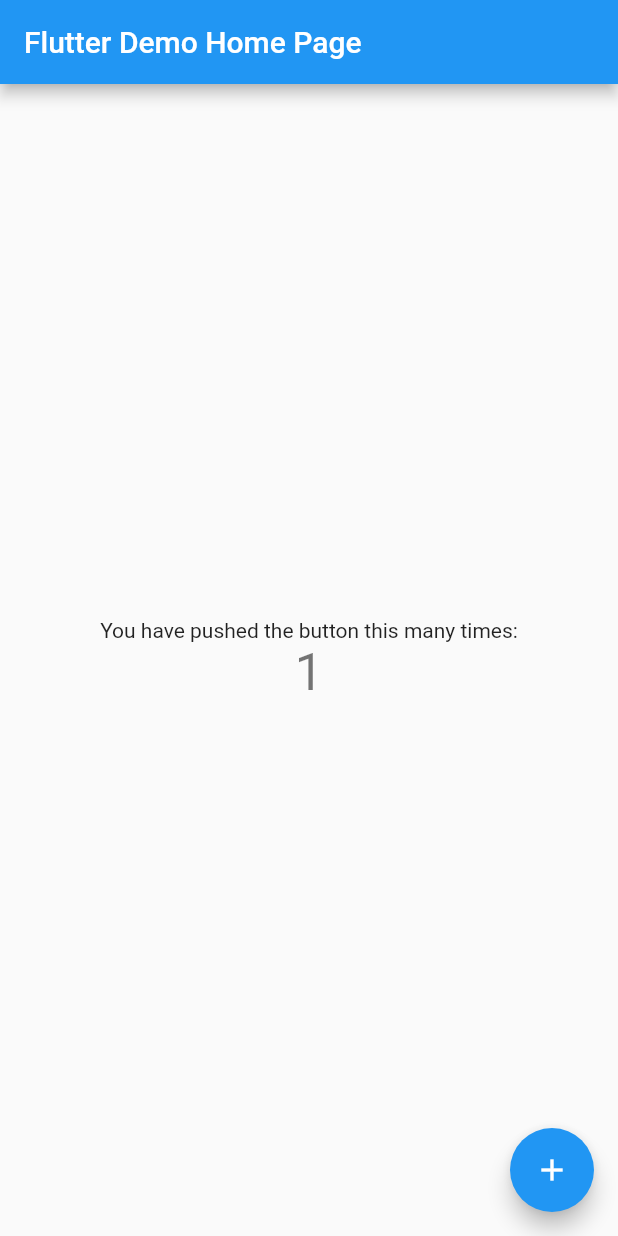
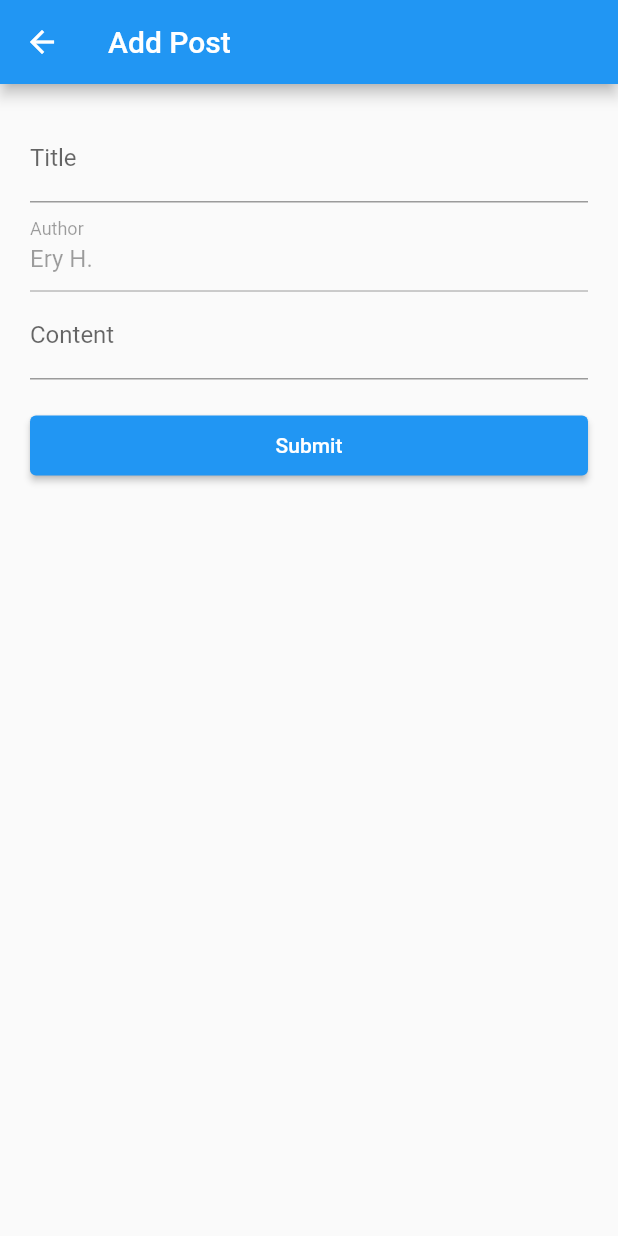
Before and after one commit to eryhrnt/hive_lesson, a Flutter app: the screen it shows after launch, after a tap on the "add" icon, on a phone screen of 412 x 824 dp. Run offline on Flutter 3.47's test engine with Material 2 defaults, Android fonts, the phone set to English and light mode, and no system bars; our stand-ins replace hive, hive_flutter; accounts and stored records are empty.

Commit message:
first dev commit

```diff
--- a/lib/main.dart
+++ b/lib/main.dart
@@ -1,6 +1,14 @@
 import 'package:flutter/material.dart';
+import 'package:hive_flutter/hive_flutter.dart';
+import 'package:path_provider/path_provider.dart' as path;
+import 'package:hive_lesson/model/post.dart';
+import 'package:hive_lesson/screen/post_list_screen.dart';
 
-void main() {
+void main() async {
+  WidgetsFlutterBinding.ensureInitialized();
+  final dir = await path.getApplicationDocumentsDirectory();
+  Hive.init(dir.path);
+  Hive.registerAdapter(PostAdapter());
   runApp(const MyApp());
 }
 
@@ -24,7 +32,7 @@
         // is not restarted.
         primarySwatch: Colors.blue,
       ),
-      home: const MyHomePage(title: 'Flutter Demo Home Page'),
+      home: const PostListScreen(),
     );
   }
 }
--- /dev/null
+++ b/lib/model/constant.dart
@@ -0,0 +1,5 @@
+/// Type Id
+const postTypeId = 1;
+
+/// Box name
+const postBox = 'posts';
--- /dev/null
+++ b/lib/model/post.dart
@@ -0,0 +1,25 @@
+import 'package:hive_flutter/hive_flutter.dart';
+import 'package:hive_lesson/model/constant.dart';
+
+part 'post.g.dart';
+
+@HiveType(typeId: postTypeId)
+class Post extends HiveObject {
+  final int id;
+
+  @HiveField(0)
+  final String title;
+
+  @HiveField(1)
+  final String author;
+
+  @HiveField(2)
+  final String content;
+
+  Post(
+    this.title,
+    this.author,
+    this.content, {
+    this.id = 0,
+  });
+}
--- /dev/null
+++ b/lib/screen/post_add_screen.dart
@@ -0,0 +1,117 @@
+import 'package:flutter/material.dart';
+import 'package:hive_flutter/hive_flutter.dart';
+import 'package:hive_lesson/model/constant.dart' as constant;
+import 'package:hive_lesson/model/post.dart';
+
+class PostAddScreen extends StatefulWidget {
+  const PostAddScreen({Key? key}) : super(key: key);
+
+  @override
+  State<PostAddScreen> createState() => _PostAddScreenState();
+}
+
+class _PostAddScreenState extends State<PostAddScreen> {
+  final _title = TextEditingController();
+  final _author = TextEditingController(text: 'Ery H.');
+  final _content = TextEditingController();
+  final _formKey = GlobalKey<FormState>();
+
+  @override
+  Widget build(BuildContext context) {
+    return Scaffold(
+      appBar: AppBar(
+        title: const Text('Add Post'),
+      ),
+      body: Container(
+        padding: const EdgeInsets.all(20),
+        child: Form(
+          key: _formKey,
+          child: SingleChildScrollView(
+            child: Column(
+              crossAxisAlignment: CrossAxisAlignment.stretch,
+              children: [
+                TextFormField(
+                  controller: _title,
+                  decoration: const InputDecoration(
+                    labelText: 'Title',
+                    hintText: 'Type your title here',
+                  ),
+                  validator: (v) {
+                    if (v == null || v.isEmpty) {
+                      return 'Title required';
+                    }
+                    return null;
+                  },
+                  onSaved: (v) {},
+                ),
+                TextFormField(
+                  enabled: false,
+                  controller: _author,
+                  decoration: const InputDecoration(
+                    labelText: 'Author',
+                    hintText: 'Type your title here',
+                  ),
+                ),
+                TextFormField(
+                  controller: _content,
+                  decoration: const InputDecoration(
+                    labelText: 'Content',
+                    hintText: 'Type your content here',
+                  ),
+                  validator: (v) {
+                    if (v == null || v.isEmpty) {
+                      return 'Title required';
+                    }
+                    return null;
+                  },
+                ),
+                const SizedBox(height: 20),
+                ElevatedButton(
+                  style: ElevatedButton.styleFrom(
+                    fixedSize: const Size(100, 40),
+                  ),
+                  onPressed: () async {
+                    if (_formKey.currentState!.validate()) {
+                      late Box<Post> openBox;
+
+                      final isOpen = Hive.isBoxOpen(constant.postBox);
+
+                      if (isOpen) {
+                        openBox = Hive.box(constant.postBox);
+                      } else {
+                        openBox = await Hive.openBox(constant.postBox);
+                      }
+
+                      final post = Post(
+                        _title.text,
+                        _author.text,
+                        _content.text,
+                      );
+                      openBox.add(post).then(
+                        (id) {
+                          ScaffoldMessenger.of(context).showSnackBar(
+                            SnackBar(
+                              content: Text('Post created with id $id'),
+                            ),
+                          );
+                          Navigator.pop(context);
+                        },
+                      ).onError((error, stackTrace) {
+                        ScaffoldMessenger.of(context).showSnackBar(
+                          SnackBar(
+                            content: Text(error.toString()),
+                          ),
+                        );
+                      });
+                    }
+                  },
+                  child: const Text('Submit'),
+                ),
+              ],
+            ),
+          ),
+        ),
+      ),
+    );
+  }
+}
--- /dev/null
+++ b/lib/screen/post_list_screen.dart
@@ -0,0 +1,151 @@
+import 'package:flutter/material.dart';
+import 'package:hive/hive.dart';
+import 'package:hive_lesson/model/constant.dart' as c;
+import 'package:hive_lesson/model/post.dart';
+import 'package:hive_lesson/screen/post_add_screen.dart';
+import 'package:hive_lesson/screen/post_detail_screen.dart';
+
+class PostListScreen extends StatefulWidget {
+  const PostListScreen({Key? key}) : super(key: key);
+
+  @override
+  State<PostListScreen> createState() => _PostListScreenState();
+}
+
+class _PostListScreenState extends State<PostListScreen> {
+  final List<Post> _posts = [];
+
+  @override
+  void initState() {
+    super.initState();
+    Hive.openBox<Post>(c.postBox).then((box) {
+      _posts.addAll(box.values.map((e) {
+        final newPost = Post(
+          e.title,
+          e.author,
+          e.content,
+          id: e.key,
+        );
+        return newPost;
+      }).toList());
+    });
+  }
+
+  @override
+  void dispose() {
+    Hive.close();
+    super.dispose();
+  }
+
+  @override
+  Widget build(BuildContext context) {
+    return Scaffold(
+      appBar: AppBar(
+        title: const Text('Post List'),
+      ),
+      floatingActionButton: FloatingActionButton(
+        onPressed: () {
+          Navigator.of(context)
+              .push(
+            MaterialPageRoute(
+              builder: (_) => const PostAddScreen(),
+            ),
+          )
+              .then((value) async {
+            // await Hive.close();
+            late Box<Post> box;
+            if (Hive.isBoxOpen(c.postBox)) {
+              box = Hive.box(c.postBox);
+            } else {
+              box = await Hive.openBox(c.postBox);
+            }
+
+            _posts
+              ..clear()
+              ..addAll(box.values.map((e) {
+                final newPost = Post(
+                  e.title,
+                  e.author,
+                  e.content,
+                  id: e.key,
+                );
+                return newPost;
+              }).toList());
+            setState(() {});
+          });
+        },
+        child: const Icon(Icons.add),
+      ),
+      body: ListView.separated(
+        itemBuilder: (context, i) => ListTile(
+          title: Text('${_posts[i].title} (${_posts[i].id})'),
+          subtitle: Text(_posts[i].author),
+          onTap: () => Navigator.push(
+            context,
+            MaterialPageRoute(
+              builder: (_) => PostDetailScreen(
+                post: _posts[i],
+              ),
+            ),
+          ),
+          trailing: IconButton(
+            icon: Icon(Icons.delete),
+            onPressed: () async {
+              await showDialog<bool?>(
+                context: context,
+                builder: (_) => AlertDialog(
+                  title: Text('Delete ${_posts[i].title} ?'),
+                  content: Text(
+                    'Are you sure want to delete ${_posts[i].title} ?',
+                  ),
+                  actions: [
+                    TextButton(
+                      onPressed: () {
+                        Navigator.pop(context, false);
+                      },
+                      child: Text('No'),
+                    ),
+                    TextButton(
+                      onPressed: () {
+                        Navigator.pop(context, true);
+                      },
+                      child: Text('Yes'),
+                    ),
+                  ],
+                ),
+              ).then((result) async {
+                if (result != null && result) {
+                  late Box<Post> openBox;
+
+                  final isOpen = Hive.isBoxOpen(c.postBox);
+
+                  if (isOpen) {
+                    openBox = Hive.box(c.postBox);
+                  } else {
+                    openBox = await Hive.openBox(c.postBox);
+                  }
+
+                  await openBox.deleteAt(_posts[i].id);
+                  _posts
+                    ..clear()
+                    ..addAll(openBox.values.map((e) {
+                      final newPost = Post(
+                        e.title,
+                        e.author,
+                        e.content,
+                        id: e.key,
+                      );
+                      return newPost;
+                    }).toList());
+                  setState(() {});
+                }
+              });
+            },
+          ),
+        ),
+        separatorBuilder: (context, i) => Divider(),
+        itemCount: _posts.length,
+      ),
+    );
+  }
+}
```
Also changed, not shown: lib/screen/post_detail_screen.dart (added, +44 -0 lines), lib/model/post.g.dart (added).
